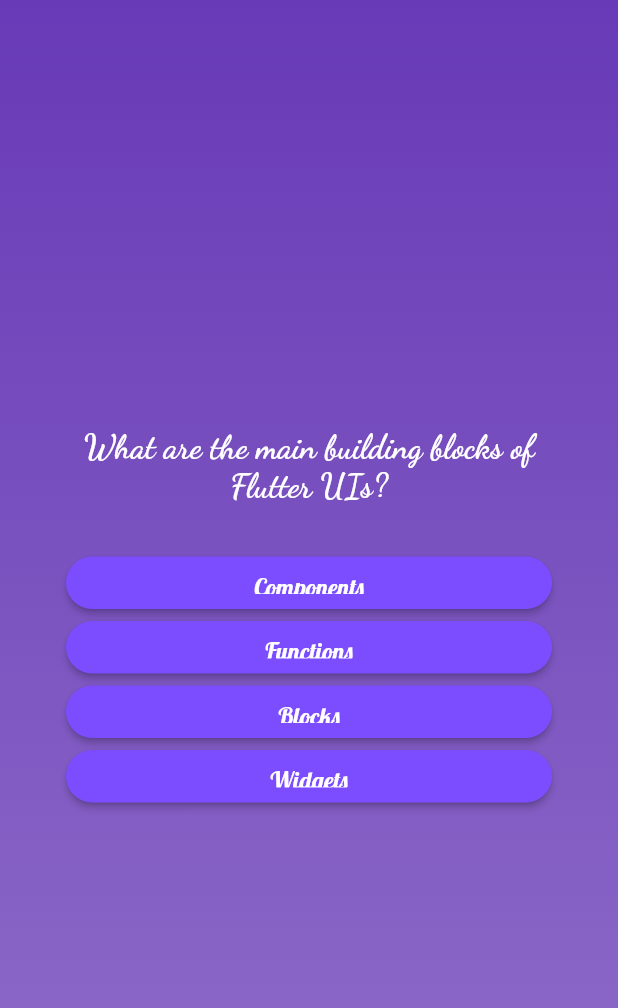
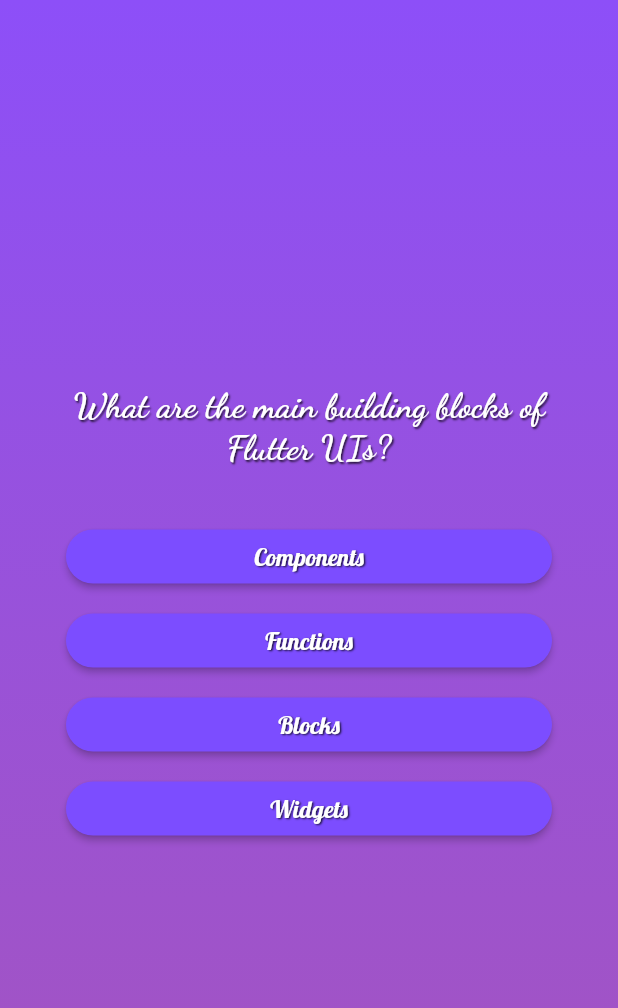
Before and after one commit to LearningAndDevelopment-Flutter/pnt_quiz, a Flutter app: the screen it shows after launch, after a tap on "Start Quiz", on a phone screen of 412 x 824 dp. Shown: the top 1008 px of the screen. Run offline on Flutter 3.47's test engine with Material 2 defaults, Android fonts, the light colour scheme and no system bars; our stand-ins replace google_fonts.

Commit message:
latest update of PnT Quiz

```diff
--- a/lib/answer_button.dart
+++ b/lib/answer_button.dart
@@ -12,10 +12,6 @@
     return ElevatedButton(
       onPressed: onTap,
       style: ElevatedButton.styleFrom(
-          padding: const EdgeInsets.symmetric(
-            vertical: 10,
-            horizontal: 100,
-          ),
           backgroundColor: Colors.deepPurpleAccent,
           foregroundColor: Colors.white,
           shape: RoundedRectangleBorder(
@@ -27,6 +23,13 @@
         style: GoogleFonts.lobster(
           color: Colors.white,
           fontSize: 16,
+          shadows: [
+            const Shadow(
+              blurRadius: 1.0,
+              color: Color.fromARGB(195, 0, 0, 0),
+              offset: Offset(1.0, 1.0),
+            ),
+          ],
         ),
       ),
     );
--- a/lib/question_screen.dart
+++ b/lib/question_screen.dart
@@ -33,8 +33,15 @@
               currentQuestion.question,
               style: GoogleFonts.dancingScript(
                 color: Colors.white,
-                fontSize: 22,
+                fontSize: 23,
                 fontWeight: FontWeight.bold,
+                shadows: [
+                  const Shadow(
+                    blurRadius: 1.0,
+                    color: Color.fromARGB(195, 0, 0, 0),
+                    offset: Offset(1.0, 1.0),
+                  ),
+                ],
               ),
               textAlign: TextAlign.center,
             ),
@@ -44,11 +51,15 @@
             ...currentQuestion.suffleAnswers().map((answer) {
               return Padding(
                 padding: const EdgeInsets.all(4.0),
-                child: SizedBox(
-                  height: 35,
-                  child: AnswerButton(answer, () {
-                    answerQuestion(answer);
-                  }),
+                child: ConstrainedBox(
+                  constraints: const BoxConstraints(
+                    minHeight: 35,
+                  ),
+                  child: SizedBox(
+                    child: AnswerButton(answer, () {
+                      answerQuestion(answer);
+                    }),
+                  ),
                 ),
               );
             })
@@ -62,7 +73,10 @@
     widget.onSelectAnswer(selectedAnswer);
 
     setState(() {
-      currentQuestionIndex++;
+      currentQuestionIndex += 1;
+      if (currentQuestionIndex == questions.length) {
+        currentQuestionIndex = 0;
+      }
     });
   }
 }
--- a/lib/quiz.dart
+++ b/lib/quiz.dart
@@ -30,8 +30,10 @@
   }
 
   void chooseAnswer(String answer) {
+    if (selectedAnswers.length == questions.length) {
+      selectedAnswers.clear();
+    }
     selectedAnswers.add(answer);
-
     if (selectedAnswers.length == questions.length) {
       setState(() {
         activeScreen = 'result_screen';
@@ -54,12 +56,15 @@
     return MaterialApp(
         title: 'PnT Quiz',
         home: Scaffold(
-          body: Container(
+          backgroundColor: Colors.red,
+          body: SingleChildScrollView(
+            child: Container(
+              height: MediaQuery.of(context).size.height,
               decoration: const BoxDecoration(
                   gradient: LinearGradient(
                 colors: [
-                Color.fromARGB(255, 104, 58, 183),
-                Color.fromARGB(184, 104, 58, 183),
+                  Color.fromARGB(255, 141, 79, 248),
+                  Color.fromARGB(195, 140, 89, 230),
                 ],
                 begin: Alignment.topCenter,
                 end: Alignment.bottomCenter,
@@ -68,6 +73,7 @@
                   ? StartScreen(switchScreen)
                   : screenWidget,
             ),
+          ),
         ));
   }
 }
--- a/lib/start_screen.dart
+++ b/lib/start_screen.dart
@@ -23,6 +23,13 @@
               style: TextStyle(
                 fontSize: 15,
                 color: Colors.white,
+                shadows: [
+                  Shadow(
+                    blurRadius: 1.0,
+                    color: Color.fromARGB(195, 0, 0, 0),
+                    offset: Offset(1.0, 1.0),
+                  ),
+                ],
               )),
           SizedBox.fromSize(
             size: const Size(0, 40),
```
Also changed, not shown: lib/question_summary.dart (+35 -11 lines), lib/result_screen.dart (+54 -7 lines). Lines whose indentation alone changed are shown as unchanged.
